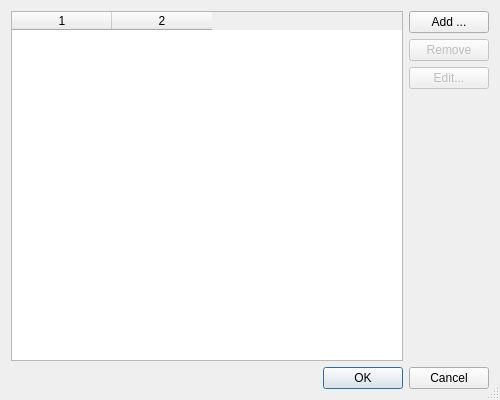
Above: scribus/ui/replacecolors.ui from scribusproject/scribus before the change. Below: the same form after it.
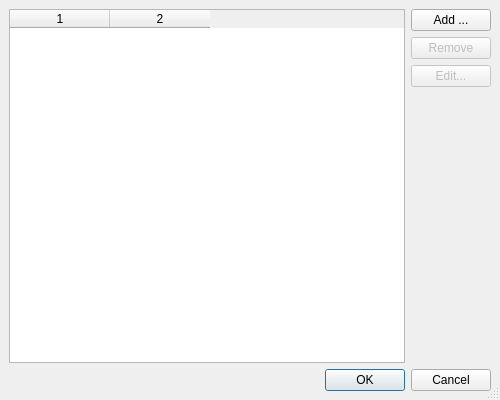
That is the form after the change.

Commit message: #16419: Unify margin and spacing for Replace Colors dialog <bubu>

```diff
--- a/scribus/ui/replacecolors.ui
+++ b/scribus/ui/replacecolors.ui
@@ -18,7 +18,19 @@
   <property name="modal" >
    <bool>true</bool>
   </property>
-  <layout class="QVBoxLayout" >
+  <layout class="QVBoxLayout">
+   <property name="leftMargin">
+    <number>9</number>
+   </property>
+   <property name="topMargin">
+    <number>9</number>
+   </property>
+   <property name="rightMargin">
+    <number>9</number>
+   </property>
+   <property name="bottomMargin">
+    <number>9</number>
+   </property>
    <item>
     <layout class="QHBoxLayout" >
      <item>
@@ -96,8 +108,8 @@
      <property name="orientation" >
       <enum>Qt::Horizontal</enum>
      </property>
-     <property name="standardButtons" >
-      <set>QDialogButtonBox::Cancel|QDialogButtonBox::NoButton|QDialogButtonBox::Ok</set>
+     <property name="standardButtons">
+      <set>QDialogButtonBox::Cancel|QDialogButtonBox::Ok</set>
      </property>
     </widget>
    </item>
```
Left out of the diff: 61 changed lines with no effect on the pictures. The commit also changes 1 other file.
